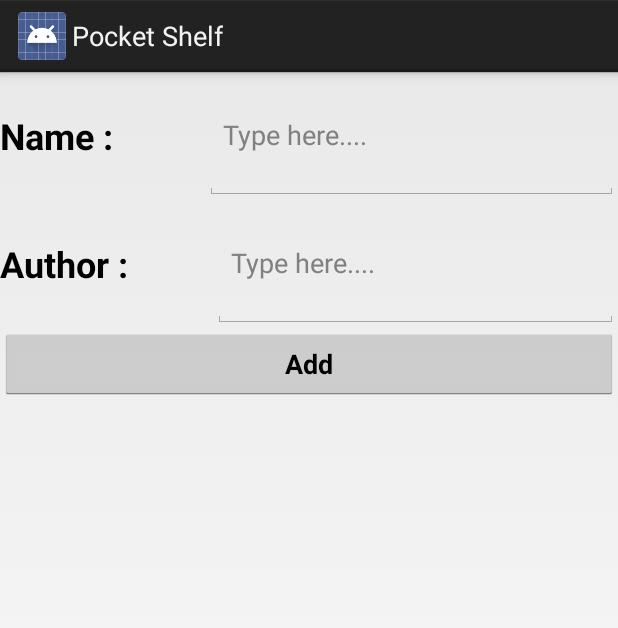
After one commit to jabertuhin/PocketShelf, an Android app: the layout add_buy_book.xml on its own in the app's theme, with its tools: preview values and no code run, on a phone screen of 412 x 824 dp. The commit adds this screen. Shown: the top 628 px of the screen. Run offline under Robolectric (Android 15) with nearby library versions, the phone set to English and light mode, and no system bars.

Commit message:
adding - "Add" optiion

```diff
--- a/app/src/main/java/com/example/tuhin/pocketshelf/DataBase.java
+++ b/app/src/main/java/com/example/tuhin/pocketshelf/DataBase.java
@@ -14,7 +14,7 @@ public class DataBase extends SQLiteOpenHelper {
     //Variables for database
 
     public static final String DATABASE_NAME = "pocketShelf";
-    public static final int database_version = 3;
+    public static final int database_version = 4;
     //(_id integer primary key AUTOINCREMENT, book_name text,author text,publisher text)
     //Table 1
     public static final String TABLE_NAME = "MyBook";
@@ -27,6 +27,8 @@ public class DataBase extends SQLiteOpenHelper {
     //Table 3
     public static final String TABLE_NAME_3 = "borrowedBook";
     public static final String[] Column3 = {"book_name","borrowed_from","borrowed_date"};
+
+    public static SQLiteDatabase db;
 
 
 
@@ -41,7 +43,7 @@ public class DataBase extends SQLiteOpenHelper {
         db.execSQL("CREATE TABLE MyBook (_id INTEGER primary key AUTOINCREMENT,book_name TEXT,author TEXT,publisher TEXT,buying_date TEXT,shop_name TEXT,price int,reading_status int)");
         db.execSQL("CREATE TABLE want_to_buy (book_name TEXT,author TEXT,publisher TEXT,price int)");
         db.execSQL("CREATE TABLE borrowedBook (book_name TEXT,borrowed_from TEXT,borrowed_date TEXT)");
-        addToMyShelf(db);
+        //addToMyShelf(db);
     }
 
     @Override
@@ -53,7 +55,7 @@ public class DataBase extends SQLiteOpenHelper {
         onCreate(db);
     }
     //public static final String[] Column = {"_id","book_name","author","publisher","buying_date","shop_name","price","reading_status"};
-    public void addToMyShelf(SQLiteDatabase db){
+    public void addToMyShelf(){
         db = this.getWritableDatabase();
         ContentValues res = new ContentValues();
         res.put(Column[1],"1984");
@@ -88,7 +90,7 @@ public class DataBase extends SQLiteOpenHelper {
     public ArrayList<String> getMyBookList(){
         ArrayList<String> array_list = new ArrayList<String>();
 
-        SQLiteDatabase db = this.getReadableDatabase();
+        db = this.getReadableDatabase();
         int numRows = (int) DatabaseUtils.queryNumEntries(db, TABLE_NAME);
 
         array_list.add("Number Of Books - "+numRows);
@@ -110,7 +112,7 @@ public class DataBase extends SQLiteOpenHelper {
 
     public ArrayList<String> getReadBook(){
         ArrayList<String> array_list = new ArrayList<String>();
-        SQLiteDatabase db = this.getReadableDatabase();
+        db = this.getReadableDatabase();
         Cursor res =  db.rawQuery( "SELECT book_name,author FROM "+TABLE_NAME+" where reading_status = 1", null );
         res.moveToFirst();
         while(res.isAfterLast() == false){
@@ -125,7 +127,7 @@ public class DataBase extends SQLiteOpenHelper {
 
 
     public boolean addBorrow(String book,String author,String date){
-        SQLiteDatabase db = this.getWritableDatabase();
+        db = this.getWritableDatabase();
         ContentValues res = new ContentValues();
         res.put(Column3[0],book);
         res.put(Column3[1],author);
@@ -136,7 +138,7 @@ public class DataBase extends SQLiteOpenHelper {
 
     public ArrayList<String> getBorrow(){
         ArrayList<String> array_list = new ArrayList<String>();
-        SQLiteDatabase db = this.getReadableDatabase();
+        db = this.getReadableDatabase();
         Cursor res =  db.rawQuery( "SELECT *FROM "+TABLE_NAME_3, null );
         res.moveToFirst();
         while(res.isAfterLast() == false){
--- /dev/null
+++ b/app/src/main/java/com/example/tuhin/pocketshelf/add_buy_book.java
@@ -0,0 +1,13 @@
+package com.example.tuhin.pocketshelf;
+
+import android.app.Activity;
+import android.os.Bundle;
+
+
+public class add_buy_book extends Activity {
+    @Override
+    protected void onCreate(Bundle savedInstanceState) {
+        super.onCreate(savedInstanceState);
+        setContentView(R.layout.add_buy_book);
+    }
+}
--- /dev/null
+++ b/app/src/main/res/layout/add_buy_book.xml
@@ -0,0 +1,67 @@
+<?xml version="1.0" encoding="utf-8"?>
+<LinearLayout xmlns:android="http://schemas.android.com/apk/res/android"
+    android:layout_width="match_parent"
+    android:layout_height="match_parent"
+    android:orientation="vertical">
+
+    <LinearLayout
+        android:layout_width="match_parent"
+        android:layout_height="85dp"
+        android:orientation="horizontal">
+
+        <TextView
+            android:id="@+id/book_buy_name"
+            android:layout_width="wrap_content"
+            android:layout_height="match_parent"
+            android:layout_weight="1"
+            android:gravity="center_vertical"
+            android:text="@string/buy_book_name"
+            android:textAppearance="@android:style/TextAppearance"
+            android:textSize="24sp"
+            android:textStyle="bold" />
+
+        <EditText
+            android:id="@+id/editText_book"
+            android:layout_width="wrap_content"
+            android:layout_height="match_parent"
+            android:layout_weight="1"
+            android:ems="10"
+            android:hint="@string/type_here01"
+            android:inputType="text" />
+    </LinearLayout>
+
+    <LinearLayout
+        android:layout_width="match_parent"
+        android:layout_height="85dp"
+        android:orientation="horizontal">
+
+        <TextView
+            android:id="@+id/author_name"
+            android:layout_width="wrap_content"
+            android:layout_height="match_parent"
+            android:layout_weight="1"
+            android:gravity="center_vertical"
+            android:text="@string/want_buy_author"
+            android:textAppearance="@android:style/TextAppearance"
+            android:textSize="24sp"
+            android:textStyle="bold" />
+
+        <EditText
+            android:id="@+id/editText_author"
+            android:layout_width="wrap_content"
+            android:layout_height="match_parent"
+            android:layout_weight="1"
+            android:ems="10"
+            android:hint="@string/type_here01"
+            android:inputType="textPersonName" />
+    </LinearLayout>
+
+    <Button
+        android:id="@+id/button"
+        android:layout_width="match_parent"
+        android:layout_height="wrap_content"
+        android:text="@string/wnat_buy_add"
+        android:textAppearance="@android:style/TextAppearance"
+        android:textSize="18sp"
+        android:textStyle="bold" />
+</LinearLayout>
--- a/app/src/main/res/layout/want_to_buy.xml
+++ b/app/src/main/res/layout/want_to_buy.xml
@@ -16,5 +16,6 @@
         android:id="@+id/add_buy"
         android:layout_width="match_parent"
         android:layout_height="wrap_content"
+
         android:text="@string/add_new_book" />
 </LinearLayout>
--- a/app/src/main/res/values/strings.xml
+++ b/app/src/main/res/values/strings.xml
@@ -17,4 +17,7 @@
     <string name="type_here02">Type here...</string>
     <string name="type_here03">Type_here</string>
     <string name="add_new_book">Add New Book</string>
+    <string name="buy_book_name">Name :</string>
+    <string name="want_buy_author">Author :</string>
+    <string name="wnat_buy_add">Add</string>
 </resources>
```
